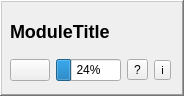
Before: the Qt Designer form src/Interface/Application/Module.ui in SCIInstitute/SCIRun, drawn with Qt 5.
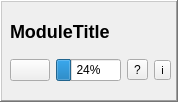
After: the same form once the commit is applied. Icons and pictures are not drawn.

Diff of the .ui file:
```diff
--- a/src/Interface/Application/Module.ui
+++ b/src/Interface/Application/Module.ui
@@ -6,8 +6,8 @@
    <rect>
     <x>0</x>
     <y>0</y>
-    <width>184</width>
-    <height>96</height>
+    <width>178</width>
+    <height>102</height>
    </rect>
   </property>
   <property name="sizePolicy">
```
Left out of the diff: 4 changed lines with no effect on the pictures.
